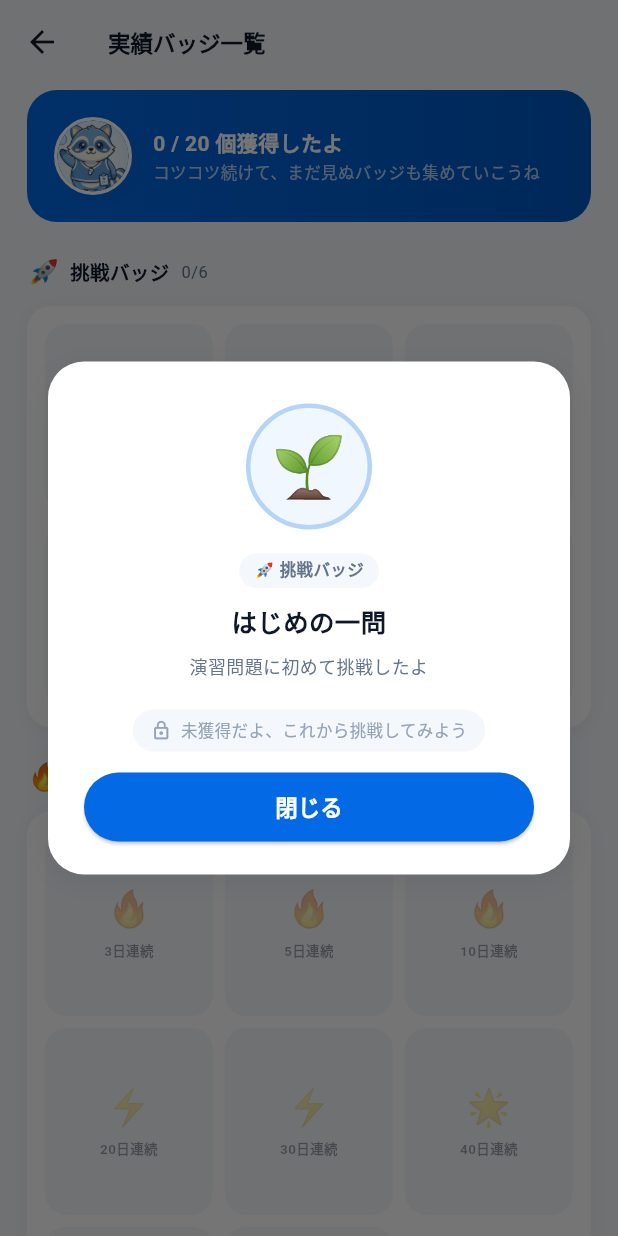
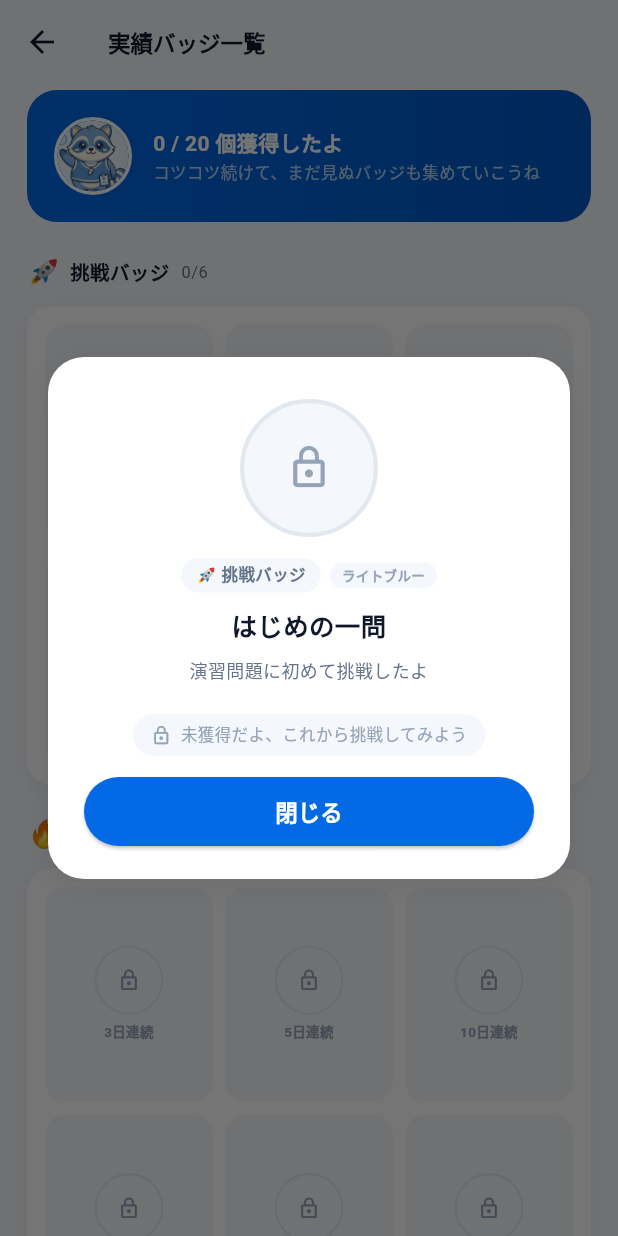
Before and after one commit to adk210044-sketch/arai-coach-app, a Flutter app: the AllBadgesScreen screen opened directly, after a tap on "はじめの一問", on a phone screen of 412 x 824 dp. Run offline on Flutter 3.47's test engine with Material 3 defaults, Android fonts, the phone set to English and light mode, and no system bars; our stand-ins replace flutter_local_notifications, hive_flutter, shared_preferences, timezone; accounts and stored records are empty; Roboto replaces fonts that are missing (Hiragino Sans).

Commit message:
実績バッジをメダル風デザインに刷新(ブルー×シルバー3ティア)
- BadgeTier(light/vivid/silver)をモデルに追加
- 新規BadgeMedalウィジェット: 金属グラデーション+光沢+刻印プレートで
  メダルらしい質感を表現。未獲得時はロックアイコン付きグレー表示
- BadgeEngineの全バッジに難易度に応じたtierを割り当て
  (初操作系=light、継続20-40日/合格60-70%等=vivid、
   継続60日以上/合格80%/90日連続=silver)
- AllBadgesScreen/ProfileScreen/BadgeDetailDialogの
  絵文字円形表示をBadgeMedalに置き換え
- BadgeDetailDialogにティアラベル(ライトブルー/ビビッドブルー/シルバー)を追加

```diff
--- a/lib/logic/badge_engine.dart
+++ b/lib/logic/badge_engine.dart
@@ -11,6 +11,7 @@
   final String name;
   final String description;
   final BadgeCategory category;
+  final BadgeTier tier;
 
   const BadgeCondition({
     required this.id,
@@ -18,6 +19,7 @@
     required this.name,
     required this.description,
     required this.category,
+    this.tier = BadgeTier.light,
   });
 }
 
@@ -39,6 +41,7 @@
       name: 'はじめの一問',
       description: '演習問題に初めて挑戦したよ',
       category: BadgeCategory.firstAction,
+      tier: BadgeTier.light,
     ),
     const BadgeCondition(
       id: 'first_gap_study',
@@ -46,6 +49,7 @@
       name: 'スキマ学習デビュー',
       description: 'スキマ学習を初めて実施したよ',
       category: BadgeCategory.firstAction,
+      tier: BadgeTier.light,
     ),
     const BadgeCondition(
       id: 'first_weak_review',
@@ -53,6 +57,7 @@
       name: '苦手復習デビュー',
       description: '苦手復習を初めて実施したよ',
       category: BadgeCategory.firstAction,
+      tier: BadgeTier.light,
     ),
     const BadgeCondition(
       id: 'first_mock_exam',
@@ -60,6 +65,7 @@
       name: '模擬試験デビュー',
       description: '模擬試験を初めて実施したよ',
       category: BadgeCategory.firstAction,
+      tier: BadgeTier.light,
     ),
     const BadgeCondition(
       id: 'first_coach_chat',
@@ -67,6 +73,7 @@
       name: 'あらいコーチに初相談',
       description: 'あらいコーチに初めて相談したよ',
       category: BadgeCategory.firstAction,
+      tier: BadgeTier.light,
     ),
     const BadgeCondition(
       id: 'first_bookmark',
@@ -74,6 +81,7 @@
       name: '保存デビュー',
       description: '問題を初めて保存(ブックマーク)したよ',
       category: BadgeCategory.firstAction,
+      tier: BadgeTier.light,
     ),
 
     // ─── 継続学習バッジ(連続ログイン・学習日数) ──────────────────────
@@ -83,6 +91,7 @@
       name: '3日連続',
       description: '3日連続で学習したよ',
       category: BadgeCategory.streak,
+      tier: BadgeTier.light,
     ),
     BadgeCondition(
       id: 'streak_5',
@@ -90,6 +99,7 @@
       name: '5日連続',
       description: '5日連続で学習したよ',
       category: BadgeCategory.streak,
+      tier: BadgeTier.light,
     ),
     BadgeCondition(
       id: 'streak_10',
@@ -97,6 +107,7 @@
       name: '10日連続',
       description: '10日連続で学習したよ',
       category: BadgeCategory.streak,
+      tier: BadgeTier.light,
     ),
     BadgeCondition(
       id: 'streak_20',
@@ -104,6 +115,7 @@
       name: '20日連続',
       description: '20日連続で学習したよ。リズムができてきたね',
       category: BadgeCategory.streak,
+      tier: BadgeTier.vivid,
     ),
     BadgeCondition(
       id: 'streak_30',
@@ -111,6 +123,7 @@
       name: '30日連続',
       description: '30日連続で学習したよ。もう習慣だね',
       category: BadgeCategory.streak,
+      tier: BadgeTier.vivid,
     ),
     BadgeCondition(
       id: 'streak_40',
@@ -118,6 +131,7 @@
       name: '40日連続',
       description: '40日連続で学習したよ。着実に力がついてるよ',
       category: BadgeCategory.streak,
+      tier: BadgeTier.vivid,
     ),
     BadgeCondition(
       id: 'streak_60',
@@ -125,6 +139,7 @@
       name: '60日連続',
       description: '60日連続で学習したよ。すごい継続力だね',
       category: BadgeCategory.streak,
+      tier: BadgeTier.silver,
     ),
     BadgeCondition(
       id: 'streak_90',
@@ -132,6 +147,7 @@
       name: '90日連続',
       description: '90日連続で学習したよ。3か月やり切ったのは本当にすごいよ',
       category: BadgeCategory.streak,
+      tier: BadgeTier.silver,
     ),
 
     // ─── 合格力バッジ(合格可能性診断の到達値) ──────────────────────
@@ -141,6 +157,7 @@
       name: '合格可能性40%',
       description: '合格可能性診断が40%に達したよ',
       category: BadgeCategory.passRate,
+      tier: BadgeTier.light,
     ),
     BadgeCondition(
       id: 'pass_rate_50',
@@ -148,6 +165,7 @@
       name: '合格可能性50%',
       description: '合格可能性診断が50%に達したよ',
       category: BadgeCategory.passRate,
+      tier: BadgeTier.light,
     ),
     BadgeCondition(
       id: 'pass_rate_60',
@@ -155,6 +173,7 @@
       name: '合格可能性60%',
       description: '合格可能性診断が60%(合格圏)に達したよ',
       category: BadgeCategory.passRate,
+      tier: BadgeTier.vivid,
     ),
     BadgeCondition(
       id: 'pass_rate_70',
@@ -162,6 +181,7 @@
       name: '合格可能性70%',
       description: '合格可能性診断が70%に達したよ',
       category: BadgeCategory.passRate,
+      tier: BadgeTier.vivid,
     ),
     BadgeCondition(
       id: 'pass_rate_80',
@@ -169,6 +189,7 @@
       name: '合格可能性80%(安全圏)',
       description: '合格可能性診断が80%(安全圏)に達したよ',
       category: BadgeCategory.passRate,
+      tier: BadgeTier.silver,
     ),
 
     // ─── AI連携バッジ ──────────────────────
@@ -178,6 +199,7 @@
       name: 'あらいコーチAI連携',
       description: 'Gemini APIキーを登録して、あらいコーチと自由に会話できるようになったよ',
       category: BadgeCategory.aiIntegration,
+      tier: BadgeTier.vivid,
     ),
   ];
 
--- a/lib/models/badge.dart
+++ b/lib/models/badge.dart
@@ -1,6 +1,11 @@
 // badge.dart — 実績バッジのモデル。
 // カテゴリ別(初操作/継続学習/合格率/AI連携)に分類し、獲得済みかどうかを保持する。
 enum BadgeCategory { firstAction, streak, passRate, aiIntegration }
+
+/// バッジの見た目のランク(メダルの色)。難易度・レア度に応じて
+/// light(淡いブルー・入門) → vivid(濃いブルー・中級) → silver(シルバー・上級)
+/// の順で格上げされる。
+enum BadgeTier { light, vivid, silver }
 
 extension BadgeCategoryX on BadgeCategory {
   String get label {
@@ -37,6 +42,7 @@
   final String description;
   final BadgeCategory category;
   final bool unlocked;
+  final BadgeTier tier;
 
   const AppBadge({
     required this.id,
@@ -45,6 +51,7 @@
     required this.description,
     required this.category,
     required this.unlocked,
+    this.tier = BadgeTier.light,
   });
 
   AppBadge unlockedCopy() => AppBadge(
@@ -54,5 +61,6 @@
     description: description,
     category: category,
     unlocked: true,
+    tier: tier,
   );
 }
--- a/lib/screens/all_badges_screen.dart
+++ b/lib/screens/all_badges_screen.dart
@@ -7,6 +7,7 @@
 import '../state/app_state.dart';
 import '../models/badge.dart';
 import '../widgets/badge_detail_dialog.dart';
+import '../widgets/badge_medal.dart';
 import '../widgets/coach_bubble.dart';
 
 class AllBadgesScreen extends StatelessWidget {
@@ -137,7 +138,7 @@
                 crossAxisCount: 3,
                 crossAxisSpacing: 8,
                 mainAxisSpacing: 8,
-                childAspectRatio: 0.9,
+                childAspectRatio: 0.78,
               ),
               itemCount: badges.length,
               itemBuilder: (context, i) {
@@ -148,7 +149,10 @@
                     builder: (_) => BadgeDetailDialog(badge: b),
                   ),
                   child: Container(
-                    padding: const EdgeInsets.symmetric(horizontal: 4),
+                    padding: const EdgeInsets.symmetric(
+                      horizontal: 4,
+                      vertical: 6,
+                    ),
                     decoration: BoxDecoration(
                       color: b.unlocked
                           ? AppColors.primaryFaint
@@ -156,23 +160,30 @@
                       borderRadius: BorderRadius.circular(14),
                     ),
                     alignment: Alignment.center,
-                    child: Opacity(
-                      opacity: b.unlocked ? 1 : 0.4,
                     child: Column(
                       mainAxisSize: MainAxisSize.min,
                       children: [
-                          Text(b.icon, style: const TextStyle(fontSize: 24)),
-                          const SizedBox(height: 4),
+                        BadgeMedal(
+                          icon: b.icon,
+                          tier: b.tier,
+                          unlocked: b.unlocked,
+                          size: 46,
+                        ),
+                        const SizedBox(height: 5),
                         Text(
                           b.name,
                           textAlign: TextAlign.center,
-                            style: const TextStyle(
+                          maxLines: 2,
+                          overflow: TextOverflow.ellipsis,
+                          style: TextStyle(
                             fontSize: 9,
                             fontWeight: FontWeight.w600,
+                            color: b.unlocked
+                                ? AppColors.text
+                                : AppColors.textMute,
                           ),
                         ),
                       ],
-                      ),
                     ),
                   ),
                 );
--- a/lib/screens/profile_screen.dart
+++ b/lib/screens/profile_screen.dart
@@ -7,6 +7,7 @@
 import '../models/plan.dart';
 import '../services/notification_service.dart';
 import '../widgets/badge_detail_dialog.dart';
+import '../widgets/badge_medal.dart';
 import '../widgets/coach_bubble.dart';
 import 'paywall_screen.dart';
 import 'coach_ai_settings_screen.dart';
@@ -276,7 +277,7 @@
                           crossAxisCount: 3,
                           crossAxisSpacing: 8,
                           mainAxisSpacing: 8,
-                          childAspectRatio: 0.95,
+                          childAspectRatio: 0.8,
                         ),
                     itemCount: appState.badges.length > 6
                         ? 6
@@ -289,6 +290,7 @@
                           builder: (_) => BadgeDetailDialog(badge: b),
                         ),
                         child: Container(
+                          padding: const EdgeInsets.symmetric(vertical: 6),
                           decoration: BoxDecoration(
                             color: b.unlocked
                                 ? AppColors.primaryFaint
@@ -296,26 +298,30 @@
                             borderRadius: BorderRadius.circular(14),
                           ),
                           alignment: Alignment.center,
-                          child: Opacity(
-                            opacity: b.unlocked ? 1 : 0.4,
                           child: Column(
                             mainAxisSize: MainAxisSize.min,
                             children: [
-                                Text(
-                                  b.icon,
-                                  style: const TextStyle(fontSize: 26),
+                              BadgeMedal(
+                                icon: b.icon,
+                                tier: b.tier,
+                                unlocked: b.unlocked,
+                                size: 44,
                               ),
                               const SizedBox(height: 4),
                               Text(
                                 b.name,
-                                  style: const TextStyle(
+                                style: TextStyle(
                                   fontSize: 10,
                                   fontWeight: FontWeight.w600,
+                                  color: b.unlocked
+                                      ? AppColors.text
+                                      : AppColors.textMute,
                                 ),
                                 textAlign: TextAlign.center,
+                                maxLines: 2,
+                                overflow: TextOverflow.ellipsis,
                               ),
                             ],
-                            ),
                           ),
                         ),
                       );
--- a/lib/state/app_state.dart
+++ b/lib/state/app_state.dart
@@ -66,6 +66,7 @@
           description: c.description,
           category: c.category,
           unlocked: _unlockedBadgeIds.contains(c.id),
+          tier: c.tier,
         ),
       )
       .toList();
@@ -106,6 +107,7 @@
         description: c.description,
         category: c.category,
         unlocked: true,
+        tier: c.tier,
       ),
     );
     notifyListeners();
--- a/lib/widgets/badge_detail_dialog.dart
+++ b/lib/widgets/badge_detail_dialog.dart
@@ -3,6 +3,7 @@
 import 'package:flutter/material.dart';
 import '../theme/tokens.dart';
 import '../models/badge.dart';
+import 'badge_medal.dart';
 
 class BadgeDetailDialog extends StatelessWidget {
   final AppBadge badge;
@@ -42,23 +43,21 @@
               ),
               const SizedBox(height: 14),
             ],
+            BadgeMedal(
+              icon: badge.icon,
+              tier: badge.tier,
+              unlocked: badge.unlocked,
+              size: 92,
+            ),
+            const SizedBox(height: 14),
+            Row(
+              mainAxisSize: MainAxisSize.min,
+              children: [
                 Container(
-              width: 84,
-              height: 84,
-              decoration: BoxDecoration(
-                color: AppColors.primaryFaint,
-                shape: BoxShape.circle,
-                border: Border.all(
-                  color: AppColors.primary.withValues(alpha: 0.25),
-                  width: 3,
+                  padding: const EdgeInsets.symmetric(
+                    horizontal: 10,
+                    vertical: 3,
                   ),
-              ),
-              alignment: Alignment.center,
-              child: Text(badge.icon, style: const TextStyle(fontSize: 40)),
-            ),
-            const SizedBox(height: 16),
-            Container(
-              padding: const EdgeInsets.symmetric(horizontal: 10, vertical: 3),
                   decoration: BoxDecoration(
                     color: AppColors.bgSoft,
                     borderRadius: BorderRadius.circular(AppRadius.pill),
@@ -71,6 +70,14 @@
                       fontWeight: FontWeight.w600,
                     ),
                   ),
+                ),
+                const SizedBox(width: 6),
+                BadgeRibbonTag(
+                  text: _tierLabel(badge.tier),
+                  tier: badge.tier,
+                  unlocked: badge.unlocked,
+                ),
+              ],
             ),
             const SizedBox(height: 10),
             Text(
@@ -145,4 +152,15 @@
       ),
     );
   }
+
+  String _tierLabel(BadgeTier tier) {
+    switch (tier) {
+      case BadgeTier.light:
+        return 'ライトブルー';
+      case BadgeTier.vivid:
+        return 'ビビッドブルー';
+      case BadgeTier.silver:
+        return 'シルバー';
     }
+  }
+}
--- /dev/null
+++ b/lib/widgets/badge_medal.dart
@@ -0,0 +1,193 @@
+// badge_medal.dart — 実績バッジを「メダル」らしい質感で表示するウィジェット。
+// 金銀銅ではなく、本アプリのトンマナ(スタサプ的ブルー)に合わせて
+// ライトブルー/ビビッドブルー/シルバーの3ティアでランクを表現する。
+import 'package:flutter/material.dart';
+import '../theme/tokens.dart';
+import '../models/badge.dart';
+
+class BadgeMedal extends StatelessWidget {
+  final String icon;
+  final BadgeTier tier;
+  final bool unlocked;
+  final double size;
+
+  const BadgeMedal({
+    super.key,
+    required this.icon,
+    required this.tier,
+    required this.unlocked,
+    this.size = 56,
+  });
+
+  // ティアごとのグラデーション(明るい面 → 濃い面)とリム(縁取り)色。
+  List<Color> get _gradientColors {
+    switch (tier) {
+      case BadgeTier.light:
+        return const [Color(0xFF9FCBFF), Color(0xFF4B9EFF), Color(0xFF2E7FE0)];
+      case BadgeTier.vivid:
+        return const [Color(0xFF4B9EFF), Color(0xFF0369E5), Color(0xFF00489C)];
+      case BadgeTier.silver:
+        return const [Color(0xFFF3F6FA), Color(0xFFC3CDD9), Color(0xFF8C99A8)];
+    }
+  }
+
+  Color get _rimColor {
+    switch (tier) {
+      case BadgeTier.light:
+        return const Color(0xFF1E63B8);
+      case BadgeTier.vivid:
+        return const Color(0xFF00337A);
+      case BadgeTier.silver:
+        return const Color(0xFF6B7686);
+    }
+  }
+
+  @override
+  Widget build(BuildContext context) {
+    if (!unlocked) {
+      return _buildLocked();
+    }
+    return SizedBox(
+      width: size,
+      height: size,
+      child: Stack(
+        alignment: Alignment.center,
+        children: [
+          // 影(下方向に柔らかく落とす)
+          Container(
+            width: size,
+            height: size,
+            decoration: BoxDecoration(
+              shape: BoxShape.circle,
+              boxShadow: [
+                BoxShadow(
+                  color: _rimColor.withValues(alpha: 0.35),
+                  blurRadius: size * 0.18,
+                  offset: Offset(0, size * 0.06),
+                ),
+              ],
+            ),
+          ),
+          // 本体(金属グラデーション)
+          Container(
+            width: size,
+            height: size,
+            decoration: BoxDecoration(
+              shape: BoxShape.circle,
+              gradient: LinearGradient(
+                begin: Alignment.topLeft,
+                end: Alignment.bottomRight,
+                colors: _gradientColors,
+                stops: const [0.0, 0.55, 1.0],
+              ),
+              border: Border.all(color: _rimColor, width: size * 0.035),
+            ),
+          ),
+          // 光沢(左上のハイライト)
+          Positioned(
+            top: size * 0.10,
+            left: size * 0.14,
+            child: Container(
+              width: size * 0.42,
+              height: size * 0.30,
+              decoration: BoxDecoration(
+                borderRadius: BorderRadius.circular(size * 0.3),
+                gradient: RadialGradient(
+                  colors: [
+                    Colors.white.withValues(alpha: 0.55),
+                    Colors.white.withValues(alpha: 0.0),
+                  ],
+                ),
+              ),
+            ),
+          ),
+          // 中央の刻印プレート + アイコン
+          Container(
+            width: size * 0.62,
+            height: size * 0.62,
+            decoration: BoxDecoration(
+              shape: BoxShape.circle,
+              color: Colors.white.withValues(alpha: 0.92),
+              boxShadow: [
+                BoxShadow(
+                  color: _rimColor.withValues(alpha: 0.25),
+                  blurRadius: size * 0.05,
+                  offset: Offset(0, size * 0.015),
+                ),
+              ],
+            ),
+            alignment: Alignment.center,
+            child: Text(icon, style: TextStyle(fontSize: size * 0.30)),
+          ),
+        ],
+      ),
+    );
+  }
+
+  Widget _buildLocked() {
+    return Container(
+      width: size,
+      height: size,
+      decoration: BoxDecoration(
+        shape: BoxShape.circle,
+        color: AppColors.bgSoft,
+        border: Border.all(
+          color: AppColors.border,
+          width: size * 0.03,
+          style: BorderStyle.solid,
+        ),
+      ),
+      alignment: Alignment.center,
+      child: Icon(
+        Icons.lock_outline,
+        size: size * 0.34,
+        color: AppColors.textMute,
+      ),
+    );
+  }
+}
+
+/// メダルの下に付く小さなリボン風タグ。バッジ名や「NEW」表示などに使う。
+class BadgeRibbonTag extends StatelessWidget {
+  final String text;
+  final BadgeTier tier;
+  final bool unlocked;
+
+  const BadgeRibbonTag({
+    super.key,
+    required this.text,
+    required this.tier,
+    required this.unlocked,
+  });
+
+  Color get _color {
+    if (!unlocked) return AppColors.textMute;
+    switch (tier) {
+      case BadgeTier.light:
+        return const Color(0xFF2E7FE0);
+      case BadgeTier.vivid:
+        return AppColors.primary;
+      case BadgeTier.silver:
+        return const Color(0xFF6B7686);
+    }
+  }
+
+  @override
+  Widget build(BuildContext context) {
+    return Container(
+      padding: const EdgeInsets.symmetric(horizontal: 8, vertical: 2),
+      decoration: BoxDecoration(
+        color: unlocked ? _color.withValues(alpha: 0.12) : AppColors.bgSoft,
+        borderRadius: BorderRadius.circular(AppRadius.pill),
+      ),
+      child: Text(
+        text,
+        style: TextStyle(
+          fontSize: 9,
+          fontWeight: FontWeight.w700,
+          color: _color,
+        ),
+      ),
+    );
+  }
+}
```
Lines whose indentation alone changed are shown as unchanged.
